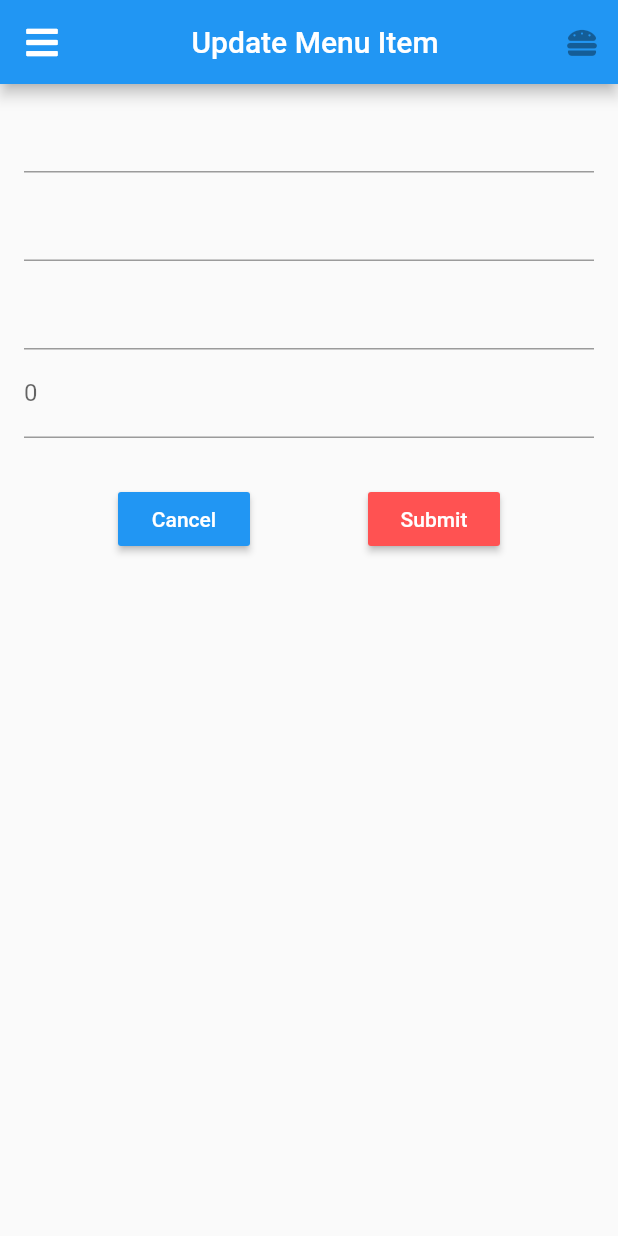
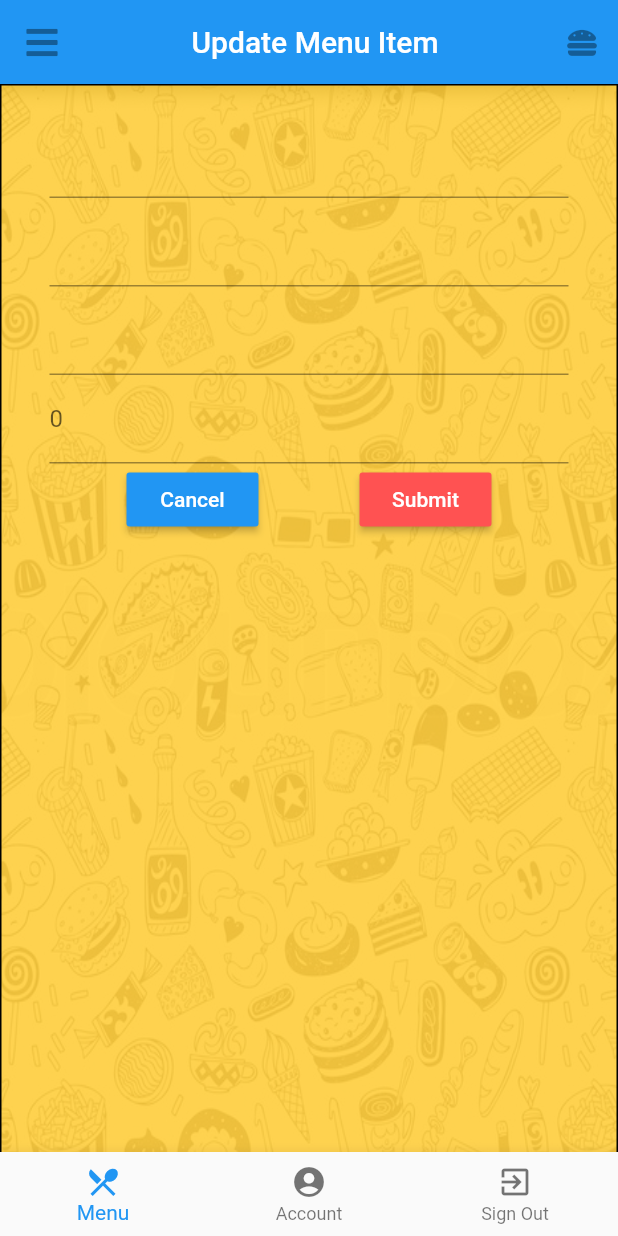
Before and after one commit to deshanshehntha/abc_restaurent, a Flutter app: the UpdateItem screen opened directly with empty values, on a phone screen of 412 x 824 dp. Run offline on Flutter 3.47's test engine with Material 2 defaults, Android fonts, the phone set to English and light mode, and no system bars; our stand-ins replace cloud_firestore, firebase_auth, firebase_storage, font_awesome_flutter, image_picker, splashscreen; accounts and stored records are empty; network calls fail.

Commit message:
styles to existing nodes

```diff
--- a/lib/views/menu/customer_menu_list.dart
+++ b/lib/views/menu/customer_menu_list.dart
@@ -118,7 +118,6 @@ class _CustomerMenuListState extends State<CustomerMenuList> {
     Size size = MediaQuery.of(context).size;
     return Scaffold(
       appBar: AppBar(
-
         title: Container(
           alignment: Alignment.center,
           child: Text("ABC Resturant", style: TextStyle()),
--- a/lib/views/menu/update_menu_item.dart
+++ b/lib/views/menu/update_menu_item.dart
@@ -99,10 +99,33 @@ class _UpdateTaskState extends State<UpdateItem> {
       resizeToAvoidBottomPadding: false,
 
       body: SingleChildScrollView(
+          child: DecoratedBox(
+            decoration: BoxDecoration(
+              color: Colors.red,
+              image: DecorationImage(
+                  image: AssetImage('assets/images/orderback.jpg'),
+                  fit: BoxFit.fill),
+            ),
             child: Column(
               children: <Widget>[
                 _myAppBar(),
                 Container(
+                    padding: EdgeInsets.all(16.0),
+                    width: MediaQuery
+                        .of(context)
+                        .size
+                        .width,
+                    height: MediaQuery
+                        .of(context)
+                        .size
+                        .height - 10,
+                    decoration: BoxDecoration(
+                      border: Border.all(color: Colors.black),
+                      color: Colors.amber.withOpacity(0.7),
+                    ),
+                    child: SingleChildScrollView(
+
+                        child: Container(
                           width: MediaQuery
                               .of(context)
                               .size
@@ -119,43 +142,67 @@ class _UpdateTaskState extends State<UpdateItem> {
                               ),
                               SingleChildScrollView(
                                 child: Padding(
-                      padding: EdgeInsets.only(left: 16.0, right: 16.0),
+                                  padding: EdgeInsets.only(
+                                      left: 16.0, right: 16.0),
                                   child: TextField(
                                     onChanged: (String title) {
                                       setTitle(title);
                                     },
-                        decoration: InputDecoration(labelText: title),
+                                    decoration: InputDecoration(
+                                        labelText: title),
                                   ),
                                 ),
                               ),
                               SingleChildScrollView(
                                 child: Padding(
-                      padding: EdgeInsets.only(left: 16.0, right: 16.0),
+                                  padding: EdgeInsets.only(
+                                      left: 16.0, right: 16.0),
                                   child: TextField(
                                     onChanged: (String subtitle) {
                                       setSubtitle(subtitle);
                                     },
-                        decoration: InputDecoration(labelText: subtitle),
+                                    decoration: InputDecoration(
+                                        labelText: subtitle,
+                                        focusColor: Colors.black,
+                                        hoverColor: Colors.black,
+                                        hintStyle: TextStyle(
+                                            color: Colors.black
+                                        )
+                                    ),
                                   ),
                                 ),
                               ),
                               Padding(
-                    padding: EdgeInsets.only(left: 16.0, right: 16.0),
+                                padding: EdgeInsets.only(left: 16.0,
+                                    right: 16.0),
                                 child: TextField(
                                   onChanged: (String description) {
                                     setDescription(description);
                                   },
-                      decoration: InputDecoration(labelText: description),
+                                  decoration: InputDecoration(
+                                      labelText: description,
+                                      focusColor: Colors.black,
+                                      hoverColor: Colors.black,
+                                      hintStyle: TextStyle(
+                                          color: Colors.black
+                                      )),
                                 ),
                               ),
                               SingleChildScrollView(
                                 child: Padding(
-                      padding: EdgeInsets.only(left: 16.0, right: 16.0),
+                                  padding: EdgeInsets.only(
+                                      left: 16.0, right: 16.0),
                                   child: TextField(
                                     onChanged: (String price) {
                                       setPrice(price);
                                     },
-                        decoration: InputDecoration(labelText: price),
+                                    decoration: InputDecoration(
+                                        labelText: price,
+                                        focusColor: Colors.black,
+                                        hoverColor: Colors.black,
+                                        hintStyle: TextStyle(
+                                            color: Colors.black
+                                        )),
                                   ),
                                 ),
                               ),
@@ -165,11 +212,9 @@ class _UpdateTaskState extends State<UpdateItem> {
                                     .viewInsets
                                     .bottom,
                               ),
-                  SizedBox(
-                    height: 30,
-                  ),
                               Row(
-                    mainAxisAlignment: MainAxisAlignment.spaceEvenly,
+                                mainAxisAlignment: MainAxisAlignment
+                                    .spaceEvenly,
                                 children: <Widget>[
                                   RaisedButton(
                                     color: Colors.blue,
@@ -195,10 +240,15 @@ class _UpdateTaskState extends State<UpdateItem> {
                               )
                             ],
                           ),
+                        )
+                    )
                 ),
               ],
+
             ),
+          )
       ),
+      bottomNavigationBar: AdminBottomNavigation(input: 0),
     );
   }
 
@@ -206,9 +256,7 @@ class _UpdateTaskState extends State<UpdateItem> {
     return AppBar(
       leading: IconButton(
         icon: Icon(FontAwesomeIcons.bars),
-        onPressed: () {
-          Navigator.pop(context);
-        },
+
       ),
       title: Container(
         alignment: Alignment.center,
```
Also changed, not shown: lib/views/menu/admin_menu_list.dart (+51 -74 lines), lib/views/menu/description_page.dart (+40 -14 lines), lib/views/menu/new_item.dart (+17 -4 lines). Lines whose indentation alone changed are shown as unchanged.
